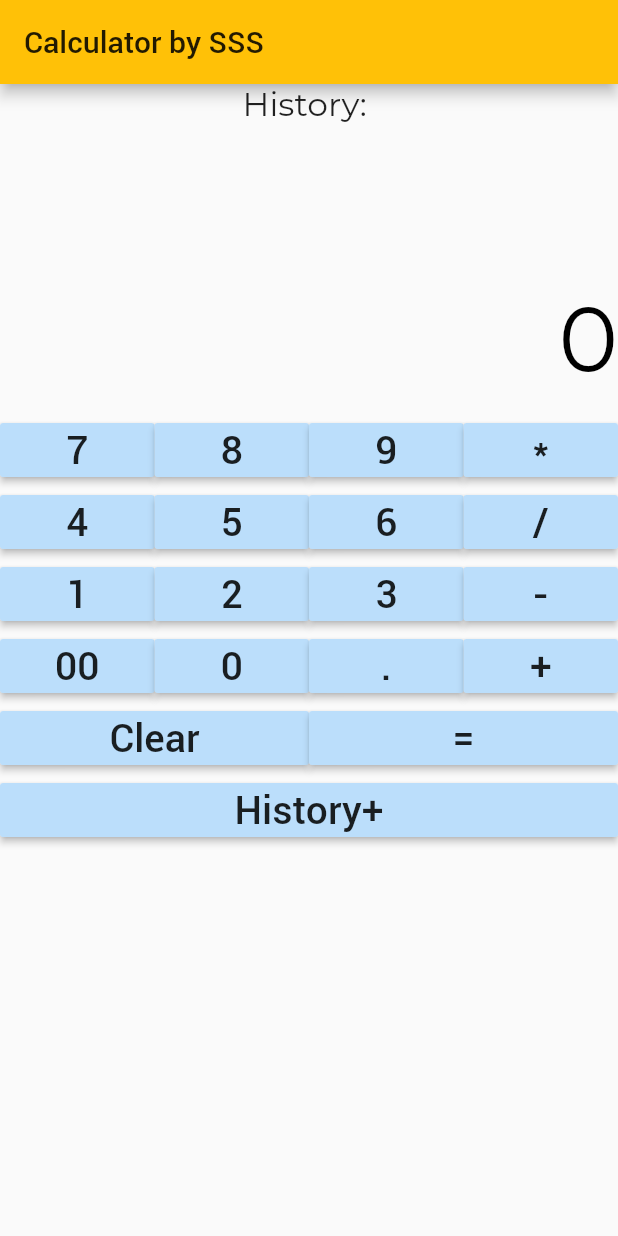
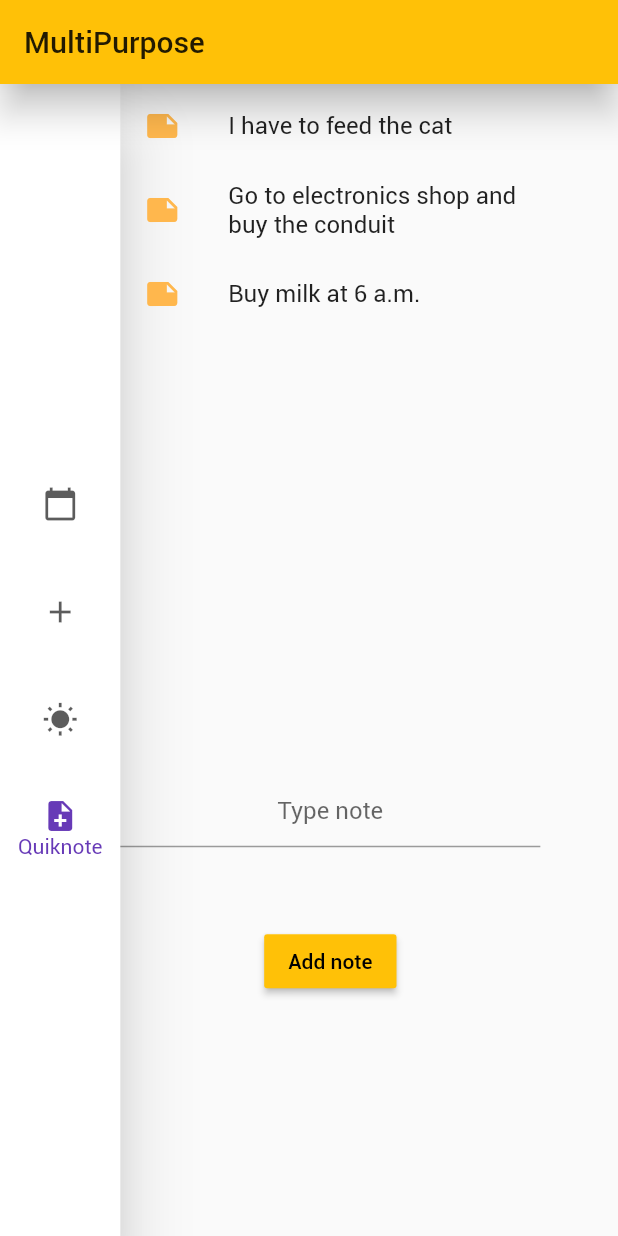
Before and after one commit to sss-xt1068/FlutterCalculator, a Flutter app: the screen it shows after launch, on a phone screen of 412 x 824 dp. Run offline on Flutter 3.47's test engine with Material 2 defaults, Android fonts, the phone set to English and light mode, and no system bars; our stand-ins replace math_expressions, webview_flutter; project files that could hold a hidden picture were left out.

```diff
--- a/lib/main.dart
+++ b/lib/main.dart
@@ -1,6 +1,8 @@
 import 'dart:core';
+import 'package:calculator/pages/calculator.dart';
+import 'package:calculator/pages/notes.dart';
+import 'package:calculator/pages/weather.dart';
 import 'package:flutter/material.dart';
-import 'package:math_expressions/math_expressions.dart';
 
 void main() => runApp(MyApp());
 
@@ -23,135 +25,95 @@ class MyApp extends StatelessWidget {
       title: 'MyCalc',
       theme: ThemeData(
         primarySwatch: Colors.amber,
-        //,)primaryColor: Colors.blue,
       ),
       debugShowCheckedModeBanner: false,
-      home: MyCalc(),
+      home: MainPage(),
     );
   }
 }
 
-class MyCalc extends StatefulWidget {
+class MainPage extends StatefulWidget {
   @override
-  MyCalcState createState() => MyCalcState();
+  _MainPageState createState() => _MainPageState();
 }
 
-class MyCalcState extends State<MyCalc> {
-  String _toeval = '';
-  String _output = '0';
-  String past = '';
-  String result = '';
-
-  Widget buildButton(String value) {
-    return Expanded(
-      child: MaterialButton(
-        color: Colors.blue[100],
-        child: Text(
-          value,
-          style: TextStyle(
-            fontSize: 26,
+class _MainPageState extends State<MainPage> {
+  int curIndex = 3;
+  @override
+  Widget build(BuildContext context) {
+    return Scaffold(
+      appBar: AppBar(
+        elevation: 10,
+        title: Text('MultiPurpose'),
+      ),
+      body: SafeArea(
+        child: Container(
+          child: Row(
+            children: <Widget>[
+              NavigationRail(
+                selectedIndex: curIndex,
+                onDestinationSelected: (int index) {
+                  setState(() {
+                    curIndex = index;
+                  });
+                  // print('pupupupu ' + curIndex.toString());
+                },
+                labelType: NavigationRailLabelType.selected,
+                destinations: [
+                  NavigationRailDestination(
+                    icon: Icon(Icons.calendar_today),
+                    selectedIcon: Icon(Icons.calendar_today),
+                    label: Text('Calendar'),
+                  ),
+                  NavigationRailDestination(
+                    icon: Icon(Icons.add),
+                    selectedIcon: Icon(Icons.add_box),
+                    label: Text('Calculator'),
+                  ),
+                  NavigationRailDestination(
+                    icon: Icon(Icons.wb_sunny),
+                    selectedIcon: Icon(Icons.wb_cloudy),
+                    label: Text('Weather'),
+                  ),
+                  NavigationRailDestination(
+                    icon: Icon(Icons.add_circle),
+                    selectedIcon: Icon(Icons.note_add),
+                    label: Text('Quiknote'),
+                  ),
+                ],
+                groupAlignment: 0.0,
+                elevation: 20,
+                minWidth: 30,
+                selectedLabelTextStyle: TextStyle(color: Colors.deepPurple),
+                selectedIconTheme: IconThemeData(color: Colors.deepPurple),
+              ),
+              showPage(curIndex)
+            ],
           ),
         ),
-        onPressed: () {
-          setState(
-            () {
-              if (value == '=') {
-                Parser p = Parser();
-                Expression exp = p.parse(_toeval);
-                result = exp.evaluate(EvaluationType.REAL, null).toString();
-                print(result);
-                _output = result;
-                _toeval = '';
-              } else if (value == 'Clear') {
-                past = result;
-                _toeval = '';
-                _output = _toeval;
-              } else if (value == 'History+') {
-                //past = _output;
-                _toeval += past;
-                _output = _toeval;
-              } else {
-                _toeval += value;
-                _output = _toeval;
-              }
-            },
-          );
-        },
       ),
     );
   }
 
-  var myStyleHistory = TextStyle(fontSize: 22, fontFamily: 'Montserrat');
-
-  Widget build(BuildContext context) {
-    return Scaffold(
-      appBar: AppBar(
-        title: Text('Calculator by SSS'),
-      ),
-      body: Container(
-        child: Wrap(
-          children: <Widget>[
-            Container(
-              alignment: Alignment.topCenter,
-              height: 120,
-              child: Text(
-                'History: ' + past,
-                style: myStyleHistory,
-              ),
-            ),
-            Container(
-              alignment: Alignment.centerRight,
-              width: double.infinity,
-              height: 100,
-              child: Text(_output,
-                  style: TextStyle(
-                      fontSize: 60,
-                      color: Colors.black,
-                      fontFamily: 'Montserrat')),
-            ),
-            Row(
-              children: <Widget>[
-                buildButton('7'),
-                buildButton('8'),
-                buildButton('9'),
-                buildButton('*')
-              ],
-            ),
-            Row(
-              children: <Widget>[
-                buildButton('4'),
-                buildButton('5'),
-                buildButton('6'),
-                buildButton('/')
-              ],
-            ),
-            Row(
-              children: <Widget>[
-                buildButton('1'),
-                buildButton('2'),
-                buildButton('3'),
-                buildButton('-')
-              ],
-            ),
-            Row(
-              children: <Widget>[
-                buildButton('00'),
-                buildButton('0'),
-                buildButton('.'),
-                buildButton('+')
-              ],
-            ),
-            Row(
-              children: <Widget>[buildButton('Clear'), buildButton('=')],
-            ),
-            Row(
-              children: <Widget>[
-                buildButton('History+'),
-              ],
-            ),
-          ],
-        ),
-      ),
-    );
+  Widget showPage(int curIndex) {
+    switch (curIndex) {
+      case 0:
+        print('Case 0 bro...');
+        return Calculator();
+        break;
+      case 1:
+        print('Case 1 bro..');
+        return Calculator();
+        break;
+      case 2:
+        print('Case 2 bro..');
+        return WeatherPage();
+      case 3:
+      print('Case 3 bro');
+      return QuikNote();
+      break;
+      default:
+        return QuikNote();
+    }
   }
 }
--- /dev/null
+++ b/lib/pages/notes.dart
@@ -0,0 +1,80 @@
+import 'dart:io';
+import 'dart:async';
+import 'package:flutter/material.dart';
+import 'package:path_provider/path_provider.dart';
+
+class QuikNote extends StatefulWidget {
+  @override
+  _QuikNoteState createState() => _QuikNoteState();
+}
+
+class _QuikNoteState extends State<QuikNote> {
+  // final notes = List<String>.generate(5, (i) => "Note $i");
+  final List notes = [
+    'I have to feed the cat',
+    'Go to electronics shop and buy the conduit',
+    'Buy milk at 6 a.m.',
+  ];
+  TextEditingController noteField = TextEditingController();
+
+  @override
+  Widget build(BuildContext context) {
+    return Container(
+      width: 280,
+      height: double.infinity,
+      alignment: Alignment.center,
+      child: Column(
+        children: <Widget>[
+          Flexible(
+              flex: 3,
+              child: ListView.builder(
+                itemBuilder: (context, index) {
+                  return ListTile(
+                    leading: Icon(
+                      Icons.note,
+                      color: Colors.orange[300],
+                    ),
+                    title: Text(notes[index]),
+                  );
+                },
+                itemCount: notes.length,
+              )),
+          Flexible(
+            // flex: 1,
+            child: Container(
+              height: 100,
+              child: TextField(
+                textAlign: TextAlign.center,
+                controller: noteField,
+                decoration: InputDecoration(hintText: 'Type note'),
+              ),
+            ),
+          ),
+          Flexible(
+            flex: 1,
+            child: MaterialButton(
+              onPressed: () async {
+                setState(() {
+                  var curNote = noteField.text.trim();
+                  if (curNote != '') {
+                    print(curNote);
+                    notes.add(curNote);
+                    noteField.text = '';
+                    print('Note added');
+                  }
+                });
+                var dir = await getApplicationDocumentsDirectory();
+                print(dir.path);
+              },
+              child: Text(
+                'Add note',
+                style: TextStyle(color: Colors.black),
+              ),
+              color: Colors.amber,
+            ),
+          ),
+        ],
+      ),
+    );
+  }
+}
--- a/pubspec.yaml
+++ b/pubspec.yaml
@@ -20,9 +20,8 @@ dependencies:
   flutter:
     sdk: flutter
   math_expressions: ^2.0.0
-
-  # The following adds the Cupertino Icons font to your application.
-  # Use with the CupertinoIcons class for iOS style icons.
+  webview_flutter:
+  path_provider:
   cupertino_icons: ^0.1.2
 
 dev_dependencies:
```
Also changed, not shown: lib/pages/calculator.dart (added, +161 -0 lines), lib/pages/weather.dart (added, +28 -0 lines), Demo1.gif (deleted), Demo_compressed.gif (deleted), pubspec.lock.
